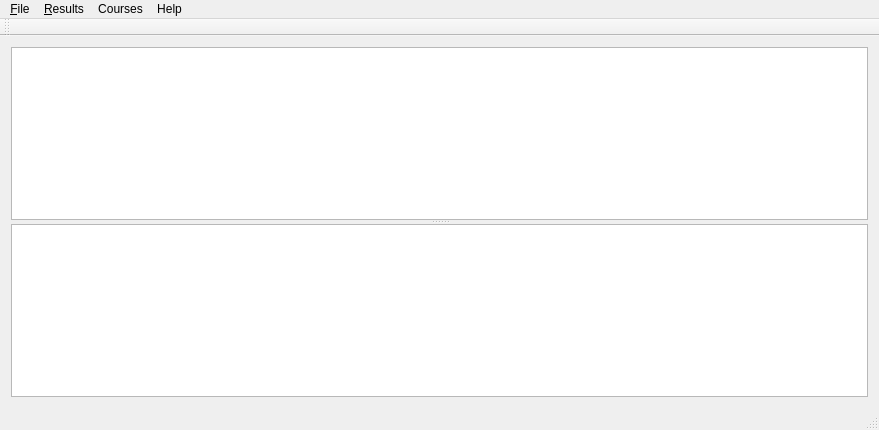
undyau/sisimple, file mainwindow.ui: the form before one commit.
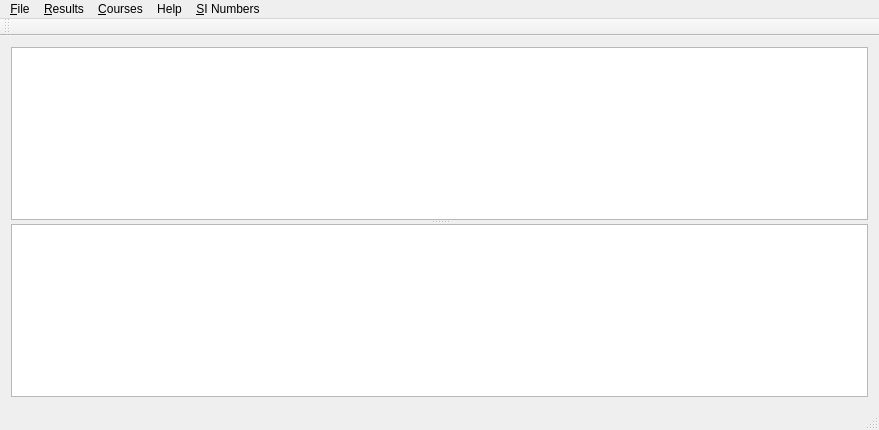
The form after the commit.

The edit to the form file:
```diff
--- a/mainwindow.ui
+++ b/mainwindow.ui
@@ -66,7 +66,7 @@
      <x>0</x>
      <y>0</y>
      <width>879</width>
-     <height>20</height>
+     <height>18</height>
     </rect>
    </property>
    <widget class="QMenu" name="menu_File">
@@ -86,16 +86,24 @@
    </widget>
    <widget class="QMenu" name="menuCourses">
     <property name="title">
-     <string>Courses</string>
+     <string>&amp;Courses</string>
     </property>
     <addaction name="actionManage"/>
     <addaction name="actionImport"/>
     <addaction name="actionGuess"/>
    </widget>
+   <widget class="QMenu" name="menu_SI_Numbers">
+    <property name="title">
+     <string>&amp;SI Numbers</string>
+    </property>
+    <addaction name="actionManageSI"/>
+    <addaction name="actionImportSI"/>
+   </widget>
    <addaction name="menu_File"/>
    <addaction name="menu_Results"/>
    <addaction name="menuCourses"/>
    <addaction name="menuHelp"/>
+   <addaction name="menu_SI_Numbers"/>
   </widget>
   <widget class="QToolBar" name="mainToolBar">
    <attribute name="toolBarArea">
```
Left out of the diff: 10 changed lines with no effect on the pictures.
